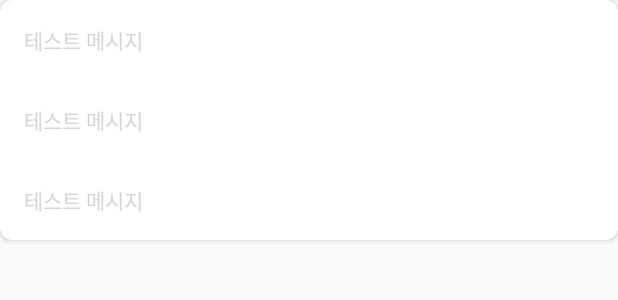
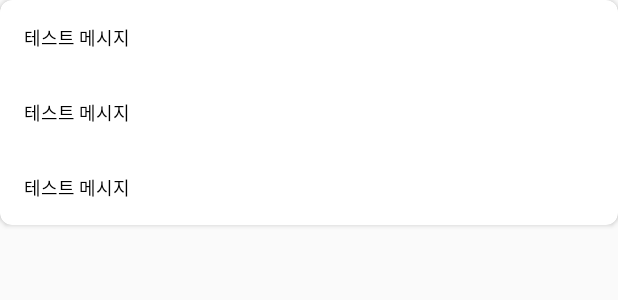
Before and after one commit to gimangi/Sheet-Note, an Android app built with Jetpack Compose: the layout view_dropdown.xml on its own in the app's theme, with its tools: preview values and no code run, on a phone screen of 412 x 824 dp. Shown: the top 300 px of the screen. Run offline under Robolectric (Android 15) with nearby library versions, the light colour scheme and no system bars.

Commit message:
#42 [UI] DropDown res

```diff
--- a/app/src/main/res/layout/item_dropdown.xml
+++ b/app/src/main/res/layout/item_dropdown.xml
@@ -19,9 +19,11 @@
             android:layout_height="wrap_content"
             android:text="@{title}"
             tools:text="테스트 메시지"
-            android:fontFamily="@font/pretendard_regular"
-            android:textSize="14sp"
-            android:textColor="@color/main_text"
+            android:fontFamily="@font/noto_sans_kr"
+            android:includeFontPadding="false"
+            android:textFontWeight="400"
+            android:textSize="12sp"
+            android:textColor="@color/black"
             android:layout_marginStart="4dp"
             android:layout_marginVertical="16dp"
             app:layout_constraintTop_toTopOf="parent"
```
